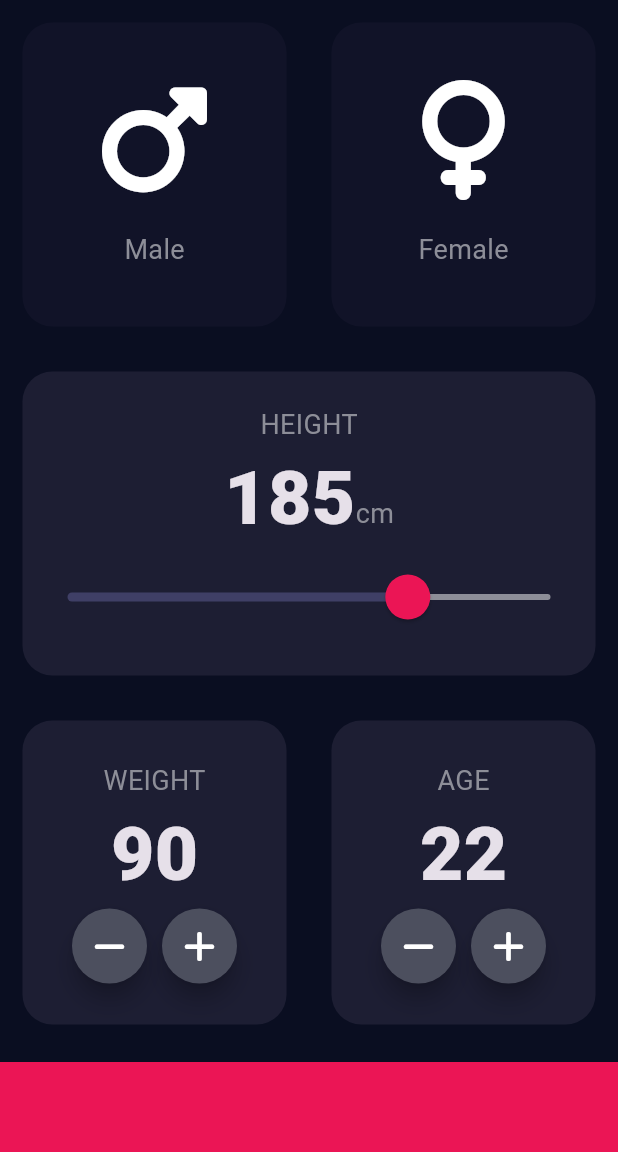
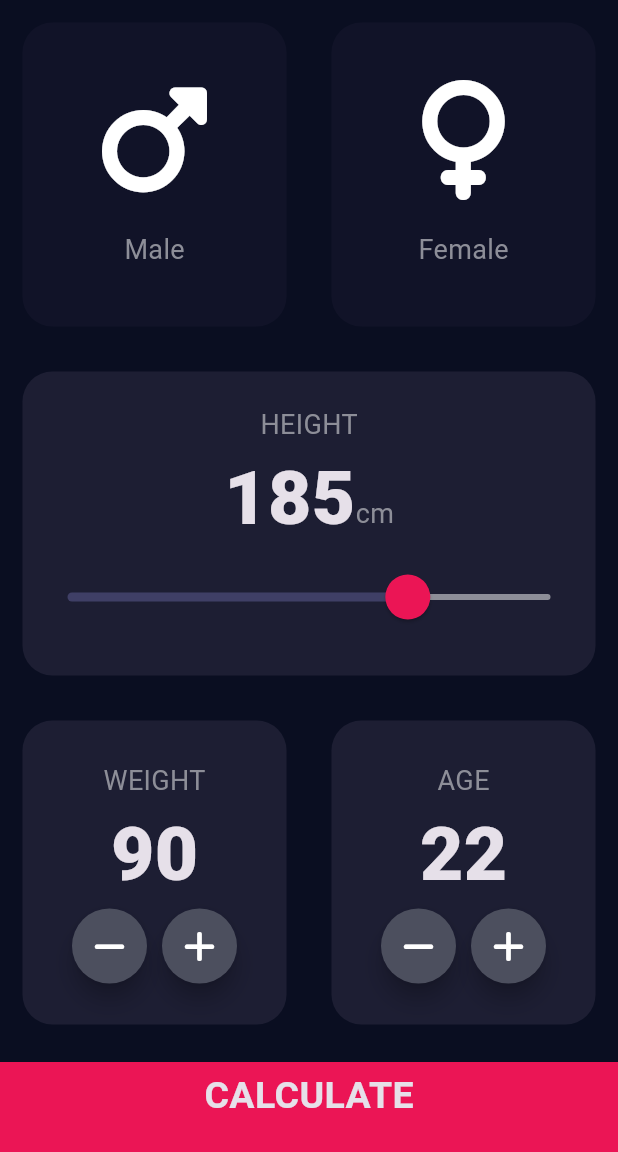
Before and after one commit to Mohamed-Willy/FlutterCourse, a Flutter app: the screen it shows after launch, on a phone screen of 412 x 824 dp, the part 84-1236 px from its top. Run offline on Flutter 3.47's test engine with Material 3 defaults, Android fonts, the phone set to English and light mode, and no system bars; our stand-ins replace audioplayers, font_awesome_flutter; project files that could hold a hidden picture were left out.

Commit message:
Until P13

```diff
--- /dev/null
+++ b/bmi_calculator/lib/bottom_button.dart
@@ -0,0 +1,27 @@
+import 'package:flutter/cupertino.dart';
+import 'constants.dart';
+
+class BottomButton extends StatelessWidget {
+  const BottomButton({super.key, this.onClick, required this.title});
+  final Function()? onClick;
+  final String title;
+  @override
+  Widget build(BuildContext context) {
+    return GestureDetector(
+      onTap: onClick,
+      child: Container(
+        color: const Color(0xFFeb1555),
+        margin: const EdgeInsets.only(top: 10),
+        padding: const EdgeInsets.only(bottom: 15),
+        width: double.infinity,
+        height: 60.0,
+        child: Center(
+          child: Text(
+            title,
+            style: kLargeButtonTextStyle,
+          ),
+        ),
+      ),
+    );
+  }
+}
--- a/bmi_calculator/lib/constants.dart
+++ b/bmi_calculator/lib/constants.dart
@@ -10,3 +10,23 @@ const TextStyle kLabelTextStyle = TextStyle(
     fontSize: 18.0,
     color: Color(0xFF8D8E98)
 );
+const TextStyle kLargeButtonTextStyle = TextStyle(
+  fontSize: 25.0,
+  fontWeight: FontWeight.bold
+);
+const TextStyle kLargeTitleTextStyle = TextStyle(
+  fontWeight: FontWeight.bold,
+  fontSize: 50.0,
+);
+const TextStyle kBMITextStyle = TextStyle(
+  fontSize: 100.0,
+  fontWeight: FontWeight.bold,
+);
+const TextStyle kBodyTextStyle = TextStyle(
+  fontSize: 22.0
+);
+
+String finalTitle = "NORMAL";
+Color finalTitleColor = const Color(0xFFFFFFFF);
+String finalScore = "19";
+String finalDescription = "TEST";
--- a/bmi_calculator/lib/input_page.dart
+++ b/bmi_calculator/lib/input_page.dart
@@ -1,5 +1,7 @@
+import 'package:bmi_calculator/calculator_logic.dart';
 import 'package:bmi_calculator/gender_card.dart';
 import 'package:bmi_calculator/numeric_card.dart';
+import 'bottom_button.dart';
 import 'constants.dart';
 import 'custom_card.dart';
 import 'package:flutter/material.dart';
@@ -142,19 +144,19 @@ class _InputPageState extends State<InputPage> {
               ],
             ),
           ),
-          GestureDetector(
-            onTap: () {
+          BottomButton(
+            title: "CALCULATE",
+              onClick: () {
+              CalculatorLogic bmi = CalculatorLogic(weight: weight, height: height);
+              finalScore = bmi.calculateBMI();
+              finalTitle = bmi.getResult().toUpperCase();
+              finalTitleColor = (finalTitle == "NORMAL")? const Color(0xFF24D876): const Color(0xFFFF2222);
+              finalDescription = bmi.getAdvise();
               Navigator.pushNamed(
                 context,
                 '/result',
               );
-            },
-            child: Container(
-              color: const Color(0xFFeb1555),
-              margin: const EdgeInsets.only(top: 10),
-              width: double.infinity,
-              height: 60.0,
-            ),
+            }
           ),
         ],
       ),
--- a/bmi_calculator/lib/main.dart
+++ b/bmi_calculator/lib/main.dart
@@ -1,11 +1,13 @@
 import 'package:bmi_calculator/results_page.dart';
 import 'package:flutter/material.dart';
+import 'constants.dart';
 import 'input_page.dart';
 
 void main() => runApp(const MyApp());
 
 class MyApp extends StatelessWidget {
   const MyApp({super.key});
+
   @override
   Widget build(BuildContext context) {
     return MaterialApp(
@@ -20,7 +22,7 @@ class MyApp extends StatelessWidget {
       ),
       routes: {
         '/': (context) => const InputPage(),
-        '/result': (context) => const ResultsPage()
+        '/result': (context) => ResultsPage(title: finalTitle, score: finalScore, description: finalDescription, titleColor: finalTitleColor)
       },
       initialRoute: '/',
     );
```
Also changed, not shown: bmi_calculator/lib/calculator_logic.dart (added, +37 -0 lines), bmi_calculator/lib/results_page.dart (+66 -4 lines).
